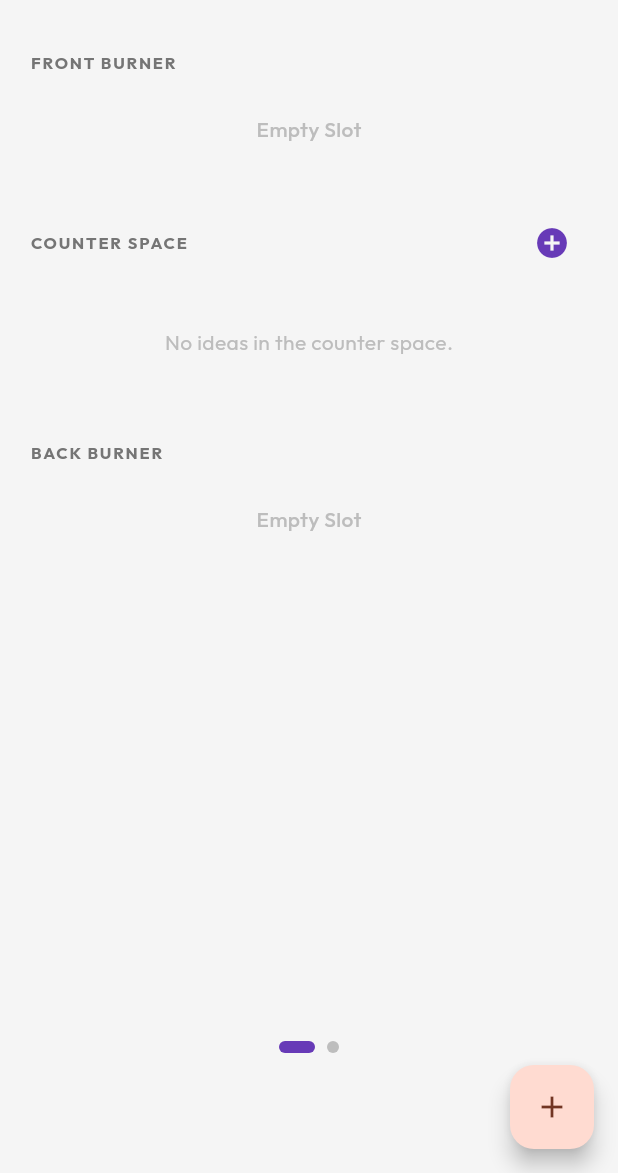
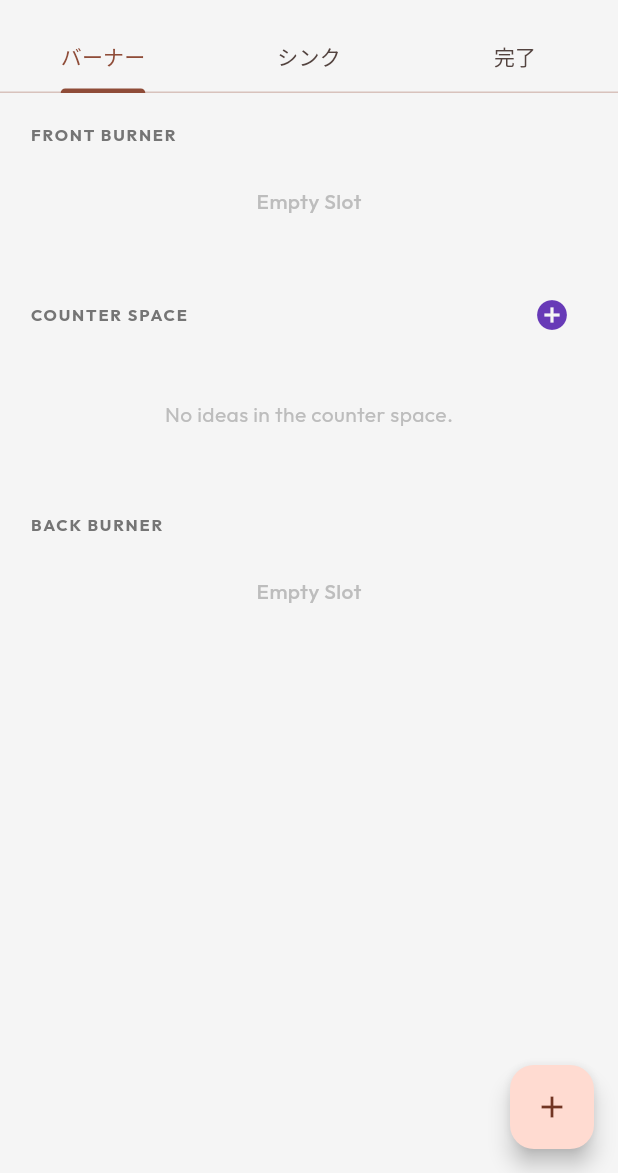
Before and after one commit to Masa512411/burnerList_app, a Flutter app: the screen it shows after launch, on a phone screen of 412 x 824 dp, the part 63-1236 px from its top. Run offline on Flutter 3.47's test engine with Material 3 defaults, Android fonts, the phone set to English and light mode, and no system bars; our stand-ins replace flutter_riverpod, google_fonts, shared_preferences.

Commit message:
change tabbarlist

```diff
--- a/lib/screens/home_screen.dart
+++ b/lib/screens/home_screen.dart
@@ -4,6 +4,7 @@ import 'package:burner_list/models/task_model.dart';
 import 'package:burner_list/providers/task_provider.dart';
 import 'package:burner_list/screens/settings_screen.dart';
 import 'package:burner_list/widgets/burner_section.dart';
+import 'package:burner_list/widgets/completed_task_list.dart';
 import 'package:burner_list/widgets/sink_list.dart';
 import 'package:burner_list/widgets/fresh_start_dialog.dart';
 
@@ -14,26 +15,19 @@ class HomeScreen extends ConsumerStatefulWidget {
   ConsumerState<HomeScreen> createState() => _HomeScreenState();
 }
 
-class _HomeScreenState extends ConsumerState<HomeScreen> {
-  final PageController _pageController = PageController();
-  int _currentPage = 0;
+class _HomeScreenState extends ConsumerState<HomeScreen>
+    with SingleTickerProviderStateMixin {
+  late final TabController _tabController;
 
   @override
   void initState() {
     super.initState();
-    _pageController.addListener(() {
-      final newPage = _pageController.page?.round() ?? 0;
-      if (newPage != _currentPage) {
-        setState(() {
-          _currentPage = newPage;
-        });
-      }
-    });
+    _tabController = TabController(length: 3, vsync: this);
   }
 
   @override
   void dispose() {
-    _pageController.dispose();
+    _tabController.dispose();
     super.dispose();
   }
 
@@ -97,27 +91,29 @@ class _HomeScreenState extends ConsumerState<HomeScreen> {
     // We'll take the first one found or null.
 
     final activeTasks = tasks.where((t) => !t.isArchived).toList();
+    final pendingTasks = activeTasks.where((t) => !t.isCompleted).toList();
+    final completedTasks = activeTasks.where((t) => t.isCompleted).toList();
 
     Task? frontBurnerTask;
     Task? backBurnerTask;
 
     try {
-      frontBurnerTask = activeTasks.firstWhere(
+      frontBurnerTask = pendingTasks.firstWhere(
         (t) => t.type == TaskType.frontBurner,
       );
     } catch (_) {}
 
     try {
-      backBurnerTask = activeTasks.firstWhere(
+      backBurnerTask = pendingTasks.firstWhere(
         (t) => t.type == TaskType.backBurner,
       );
     } catch (_) {}
 
-    final sinkTasks = activeTasks
+    final sinkTasks = pendingTasks
         .where((t) => t.type == TaskType.kitchenSink)
         .toList();
 
-    final counterTasks = activeTasks
+    final counterTasks = pendingTasks
         .where((t) => t.type == TaskType.counterSpace)
         .toList();
 
@@ -152,12 +148,17 @@ class _HomeScreenState extends ConsumerState<HomeScreen> {
             },
           ),
         ],
+        bottom: TabBar(
+          controller: _tabController,
+          tabs: const [
+            Tab(text: 'バーナー'),
+            Tab(text: 'シンク'),
+            Tab(text: '完了'),
+          ],
         ),
-      body: Column(
-        children: [
-          Expanded(
-            child: PageView(
-              controller: _pageController,
+      ),
+      body: TabBarView(
+        controller: _tabController,
         children: <Widget>[
           SingleChildScrollView(
             padding: const EdgeInsets.all(20),
@@ -179,8 +180,7 @@ class _HomeScreenState extends ConsumerState<HomeScreen> {
                   children: [
                     Text(
                       'COUNTER SPACE',
-                            style: Theme.of(context).textTheme.labelSmall
-                                ?.copyWith(
+                      style: Theme.of(context).textTheme.labelSmall?.copyWith(
                         color: Colors.grey[600],
                         letterSpacing: 1.2,
                         fontWeight: FontWeight.bold,
@@ -227,8 +227,7 @@ class _HomeScreenState extends ConsumerState<HomeScreen> {
                   children: [
                     Text(
                       'KITCHEN SINK',
-                            style: Theme.of(context).textTheme.labelSmall
-                                ?.copyWith(
+                      style: Theme.of(context).textTheme.labelSmall?.copyWith(
                         color: Colors.grey[600],
                         letterSpacing: 1.2,
                         fontWeight: FontWeight.bold,
@@ -236,10 +235,7 @@ class _HomeScreenState extends ConsumerState<HomeScreen> {
                     ),
 
                     IconButton(
-                            icon: const Icon(
-                              Icons.add_circle,
-                              color: Colors.orange,
-                            ),
+                      icon: const Icon(Icons.add_circle, color: Colors.orange),
                       onPressed: () => _showAddTaskDialog(
                         context,
                         initialType: TaskType.kitchenSink,
@@ -248,35 +244,11 @@ class _HomeScreenState extends ConsumerState<HomeScreen> {
                     ),
                   ],
                 ),
-                      SinkList(
-                        tasks: sinkTasks,
-                        taskType: TaskType.kitchenSink,
-                      ),
+                SinkList(tasks: sinkTasks, taskType: TaskType.kitchenSink),
               ],
             ),
           ),
-              ],
-            ),
-          ),
-          Padding(
-            padding: const EdgeInsets.only(top: 8, bottom: 80),
-            child: Row(
-              mainAxisAlignment: MainAxisAlignment.center,
-              children: List.generate(2, (index) {
-                final isActive = _currentPage == index;
-                return AnimatedContainer(
-                  duration: const Duration(milliseconds: 200),
-                  margin: const EdgeInsets.symmetric(horizontal: 4),
-                  width: isActive ? 24 : 8,
-                  height: 8,
-                  decoration: BoxDecoration(
-                    color: isActive ? Colors.deepPurple : Colors.grey[400],
-                    borderRadius: BorderRadius.circular(4),
-                  ),
-                );
-              }),
-            ),
-          ),
+          CompletedTaskList(tasks: completedTasks),
         ],
       ),
       floatingActionButton: FloatingActionButton(
```
Also changed, not shown: lib/services/storage_service.dart (+4 -4 lines), lib/widgets/completed_task_list.dart (added, +85 -0 lines). Lines whose indentation alone changed are shown as unchanged.
